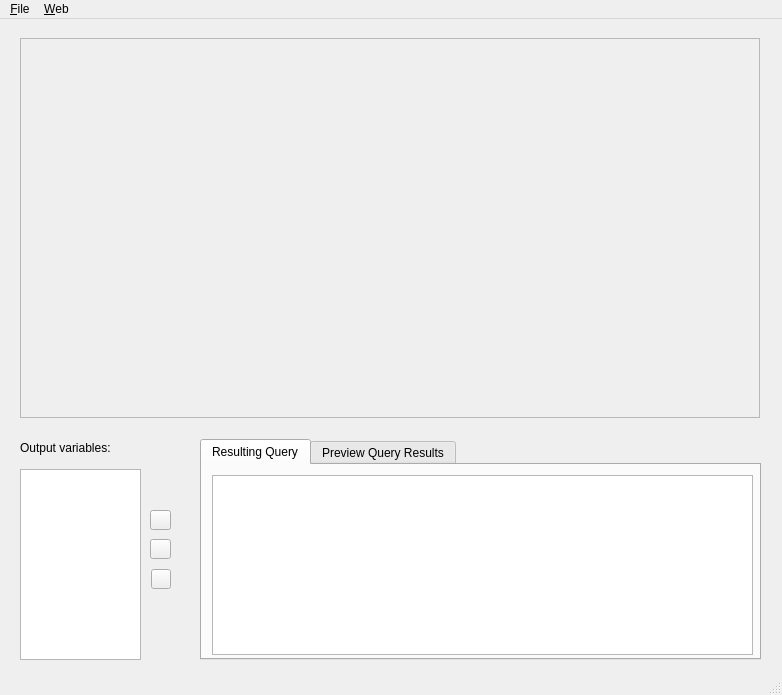
The window that vqbmainwindow.ui (sarslanhan/vqb) describes before a commit, drawn with Qt 5.
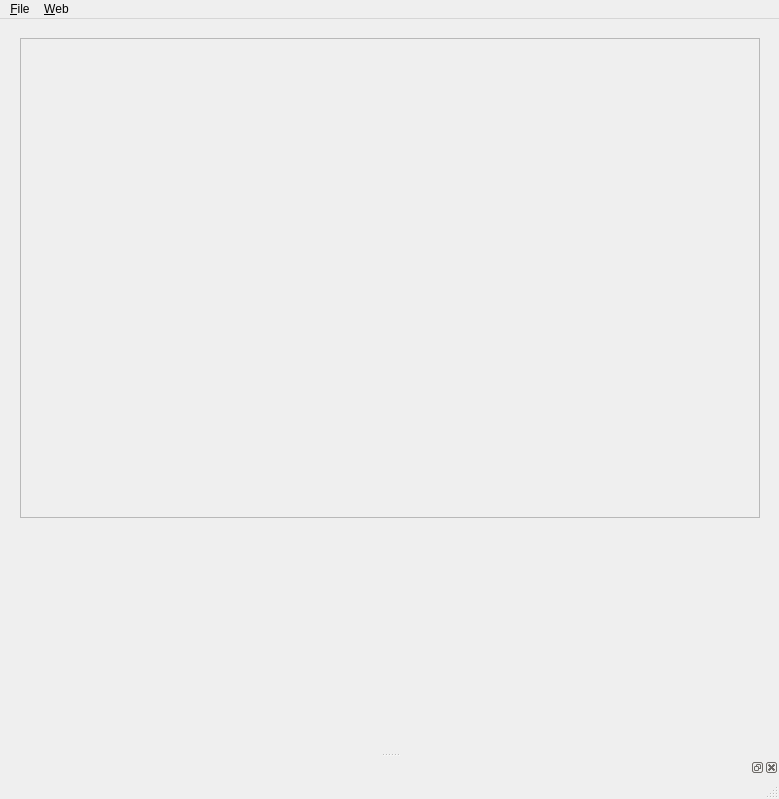
The same window after the commit. Custom widgets are drawn as their Qt base class.

```diff
--- a/vqbmainwindow.ui
+++ b/vqbmainwindow.ui
@@ -6,8 +6,8 @@
    <rect>
     <x>0</x>
     <y>0</y>
-    <width>782</width>
-    <height>695</height>
+    <width>779</width>
+    <height>799</height>
    </rect>
   </property>
   <property name="font">
@@ -19,85 +19,18 @@
    <string>VqbForm</string>
   </property>
   <widget class="QWidget" name="centralWidget">
-   <widget class="QLabel" name="labelOutputVars">
-    <property name="geometry">
-     <rect>
-      <x>20</x>
-      <y>421</y>
-      <width>131</width>
-      <height>16</height>
-     </rect>
-    </property>
-    <property name="text">
-     <string>Output variables:</string>
-    </property>
-   </widget>
-   <widget class="QTabWidget" name="tabWidget">
-    <property name="geometry">
-     <rect>
-      <x>200</x>
-      <y>420</y>
-      <width>561</width>
-      <height>221</height>
-     </rect>
-    </property>
-    <property name="statusTip">
-     <string/>
-    </property>
-    <property name="currentIndex">
-     <number>0</number>
-    </property>
-    <widget class="QWidget" name="tabQuery">
-     <property name="statusTip">
-      <string>Displays current query</string>
-     </property>
-     <attribute name="title">
-      <string>Resulting Query</string>
-     </attribute>
-     <widget class="QTextEdit" name="queryViewer">
-      <property name="geometry">
-       <rect>
-        <x>10</x>
-        <y>10</y>
-        <width>541</width>
-        <height>180</height>
-       </rect>
-      </property>
-      <property name="font">
-       <font>
-        <pointsize>9</pointsize>
-       </font>
-      </property>
-     </widget>
-    </widget>
-    <widget class="QWidget" name="tabResults">
-     <property name="statusTip">
-      <string>Test-runs the query</string>
-     </property>
-     <attribute name="title">
-      <string>Preview Query Results</string>
-     </attribute>
-     <widget class="QTextEdit" name="queryResults">
-      <property name="geometry">
-       <rect>
-        <x>10</x>
-        <y>10</y>
-        <width>541</width>
-        <height>180</height>
-       </rect>
-      </property>
-     </widget>
-    </widget>
-   </widget>
    <widget class="QScrollArea" name="scrollArea">
     <property name="geometry">
      <rect>
       <x>20</x>
       <y>19</y>
       <width>740</width>
-      <height>380</height>
+      <height>480</height>
      </rect>
     </property>
+    <property name="frameShadow">
+     <enum>QFrame::Raised</enum>
+    </property>
     <property name="widgetResizable">
      <bool>true</bool>
     </property>
@@ -107,82 +40,19 @@
        <x>0</x>
        <y>0</y>
        <width>736</width>
-       <height>376</height>
+       <height>476</height>
       </rect>
      </property>
     </widget>
    </widget>
-   <widget class="QListWidget" name="outputList">
-    <property name="geometry">
-     <rect>
-      <x>20</x>
-      <y>450</y>
-      <width>121</width>
-      <height>191</height>
-     </rect>
-    </property>
-    <property name="font">
-     <font>
-      <pointsize>9</pointsize>
-     </font>
-    </property>
-   </widget>
-   <widget class="KPushButton" name="buttonUp">
-    <property name="geometry">
-     <rect>
-      <x>150</x>
-      <y>491</y>
-      <width>21</width>
-      <height>20</height>
-     </rect>
-    </property>
-    <property name="toolTip">
-     <string>Move Up</string>
-    </property>
-    <property name="statusTip">
-     <string>Moves variable up one position</string>
-    </property>
-   </widget>
-   <widget class="KPushButton" name="buttonDown">
-    <property name="geometry">
-     <rect>
-      <x>150</x>
-      <y>520</y>
-      <width>21</width>
-      <height>20</height>
-     </rect>
-    </property>
-    <property name="toolTip">
-     <string>Move Down</string>
-    </property>
-    <property name="statusTip">
-     <string>Moves variable down one position</string>
-    </property>
-   </widget>
-   <widget class="KPushButton" name="buttonRemove">
-    <property name="geometry">
-     <rect>
-      <x>151</x>
-      <y>550</y>
-      <width>20</width>
-      <height>20</height>
-     </rect>
-    </property>
-    <property name="toolTip">
-     <string>Remove</string>
-    </property>
-    <property name="statusTip">
-     <string>Removes variable</string>
-    </property>
-   </widget>
   </widget>
   <widget class="QMenuBar" name="menuBar">
    <property name="geometry">
     <rect>
      <x>0</x>
      <y>0</y>
-     <width>782</width>
-     <height>25</height>
+     <width>779</width>
+     <height>24</height>
     </rect>
    </property>
    <widget class="QMenu" name="menu_File">
@@ -204,6 +74,73 @@
    <addaction name="menuWeb"/>
   </widget>
   <widget class="QStatusBar" name="statusBar"/>
+  <widget class="QDockWidget" name="dockWidget">
+   <property name="floating">
+    <bool>false</bool>
+   </property>
+   <attribute name="dockWidgetArea">
+    <number>8</number>
+   </attribute>
+   <widget class="QWidget" name="dockWidgetContents_4">
+    <widget class="QTabWidget" name="tabWidget">
+     <property name="geometry">
+      <rect>
+       <x>20</x>
+       <y>0</y>
+       <width>561</width>
+       <height>211</height>
+      </rect>
+     </property>
+     <property name="statusTip">
+      <string/>
+     </property>
+     <property name="currentIndex">
+      <number>0</number>
+     </property>
+     <widget class="QWidget" name="tabQuery">
+      <property name="statusTip">
+       <string>Displays current query</string>
+      </property>
+      <attribute name="title">
+       <string>Resulting Query</string>
+      </attribute>
+      <widget class="QTextEdit" name="queryViewer">
+       <property name="geometry">
+        <rect>
+         <x>10</x>
+         <y>10</y>
+         <width>541</width>
+         <height>171</height>
+        </rect>
+       </property>
+       <property name="font">
+        <font>
+         <pointsize>9</pointsize>
+        </font>
+       </property>
+      </widget>
+     </widget>
+     <widget class="QWidget" name="tabResults">
+      <property name="statusTip">
+       <string>Test-runs the query</string>
+      </property>
+      <attribute name="title">
+       <string>Preview Query Results</string>
+      </attribute>
+      <widget class="QTextEdit" name="queryResults">
+       <property name="geometry">
+        <rect>
+         <x>10</x>
+         <y>10</y>
+         <width>541</width>
+         <height>180</height>
+        </rect>
+       </property>
+      </widget>
+     </widget>
+    </widget>
+   </widget>
+  </widget>
   <action name="actionSave">
    <property name="text">
     <string>&amp;Save</string>
@@ -226,13 +163,6 @@
   </action>
  </widget>
  <layoutdefault spacing="6" margin="11"/>
- <customwidgets>
-  <customwidget>
-   <class>KPushButton</class>
-   <extends>QPushButton</extends>
-   <header>kpushbutton.h</header>
-  </customwidget>
- </customwidgets>
  <tabstops>
   <tabstop>scrollArea</tabstop>
   <tabstop>outputList</tabstop>
```
Left out of the diff: 4 changed lines with no effect on the pictures.
